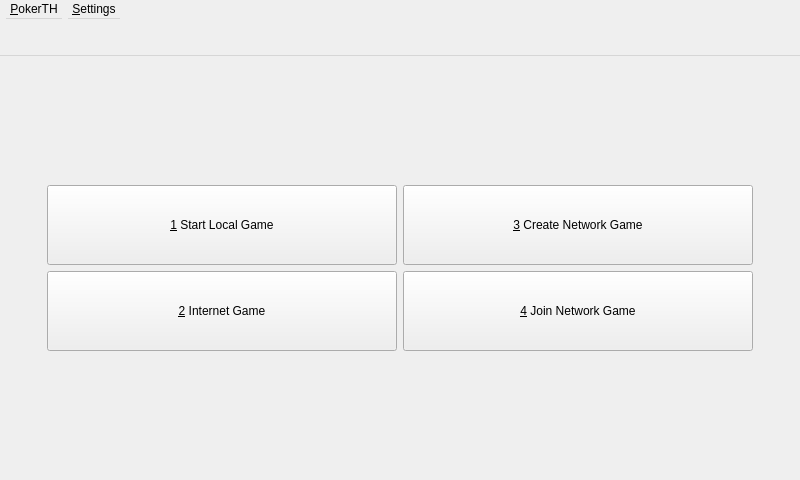
This is src/gui/qt/gui_800x480/startwindow_800x480.ui in pokerth/pokerth as Qt 5 draws it before an edit. The edited form follows.
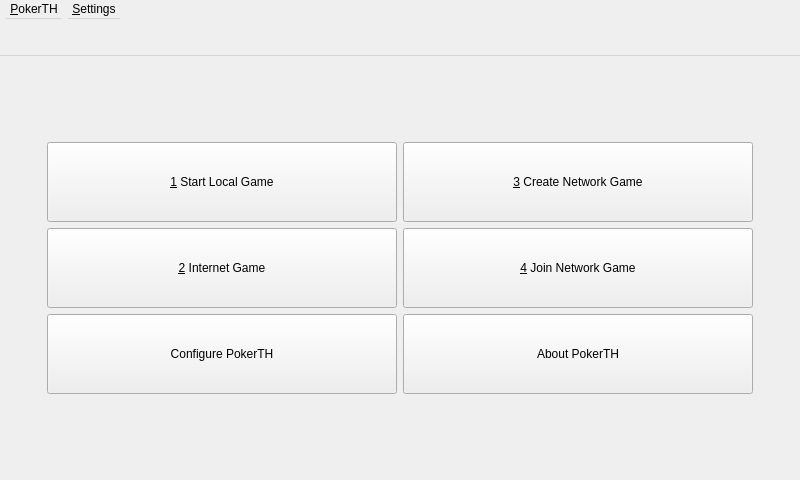
This is the edited form. Icons and pictures are not drawn.

```diff
--- a/src/gui/qt/gui_800x480/startwindow_800x480.ui
+++ b/src/gui/qt/gui_800x480/startwindow_800x480.ui
@@ -238,9 +238,6 @@
         <property name="focusPolicy">
          <enum>Qt::NoFocus</enum>
         </property>
-        <property name="styleSheet">
-         <string notr="true"/>
-        </property>
         <property name="text">
          <string>&amp;4 Join Network Game</string>
         </property>
@@ -256,6 +253,64 @@
         </property>
        </widget>
       </item>
+      <item row="2" column="0">
+       <widget class="QPushButton" name="pushButton_configure">
+        <property name="sizePolicy">
+         <sizepolicy hsizetype="MinimumExpanding" vsizetype="Preferred">
+          <horstretch>0</horstretch>
+          <verstretch>0</verstretch>
+         </sizepolicy>
+        </property>
+        <property name="minimumSize">
+         <size>
+          <width>0</width>
+          <height>80</height>
+         </size>
+        </property>
+        <property name="focusPolicy">
+         <enum>Qt::NoFocus</enum>
+        </property>
+        <property name="text">
+         <string>Configure PokerTH</string>
+        </property>
+        <property name="icon">
+         <iconset resource="../resources/pokerth.qrc">
+          <normaloff>:/gfx/preferences-desktop.png</normaloff>:/gfx/preferences-desktop.png</iconset>
+        </property>
+        <property name="iconSize">
+         <size>
+          <width>37</width>
+          <height>32</height>
+         </size>
+        </property>
+       </widget>
+      </item>
+      <item row="2" column="1">
+       <widget class="QPushButton" name="pushButton_about">
+        <property name="sizePolicy">
+         <sizepolicy hsizetype="MinimumExpanding" vsizetype="Preferred">
+          <horstretch>0</horstretch>
+          <verstretch>0</verstretch>
+         </sizepolicy>
+        </property>
+        <property name="focusPolicy">
+         <enum>Qt::NoFocus</enum>
+        </property>
+        <property name="text">
+         <string>About PokerTH</string>
+        </property>
+        <property name="icon">
+         <iconset resource="../resources/pokerth.qrc">
+          <normaloff>:/gfx/ktip.png</normaloff>:/gfx/ktip.png</iconset>
+        </property>
+        <property name="iconSize">
+         <size>
+          <width>37</width>
+          <height>32</height>
+         </size>
+        </property>
+       </widget>
+      </item>
      </layout>
     </item>
    </layout>
```
Left out of the diff: 166 changed lines with no effect on the pictures.
